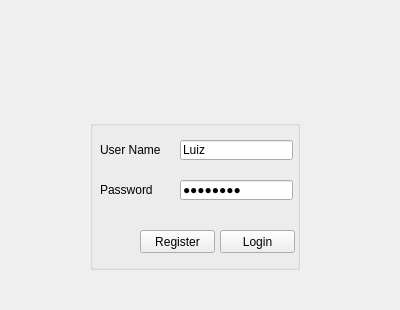
Above: Ipiranga_GUI/loginuser.ui from Hugo-NF/App_Ipiranga before the change. Below: the same form after it.
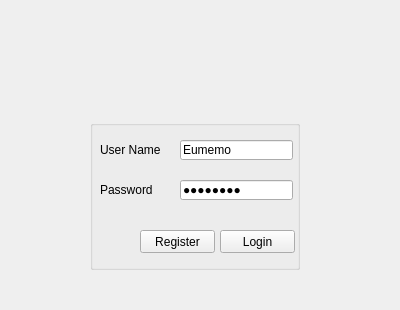
That is the form after the change. Icons and pictures are not drawn.

```diff
--- a/Ipiranga_GUI/loginuser.ui
+++ b/Ipiranga_GUI/loginuser.ui
@@ -97,7 +97,7 @@
       <string/>
      </property>
      <property name="text">
-      <string>Luiz</string>
+      <string>Eumemo</string>
      </property>
      <property name="echoMode">
       <enum>QLineEdit::Normal</enum>
```
